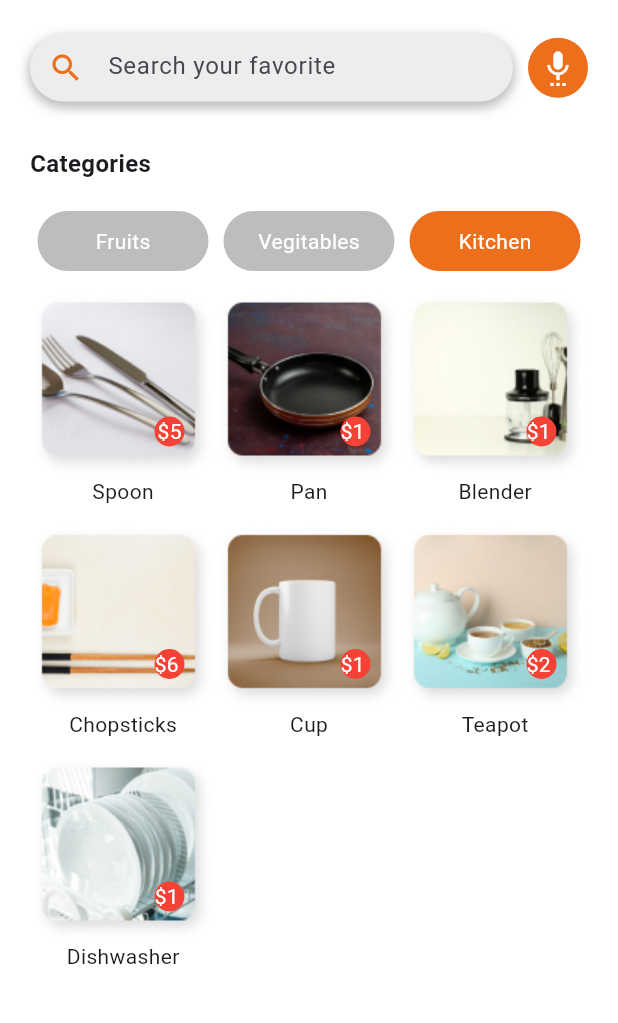
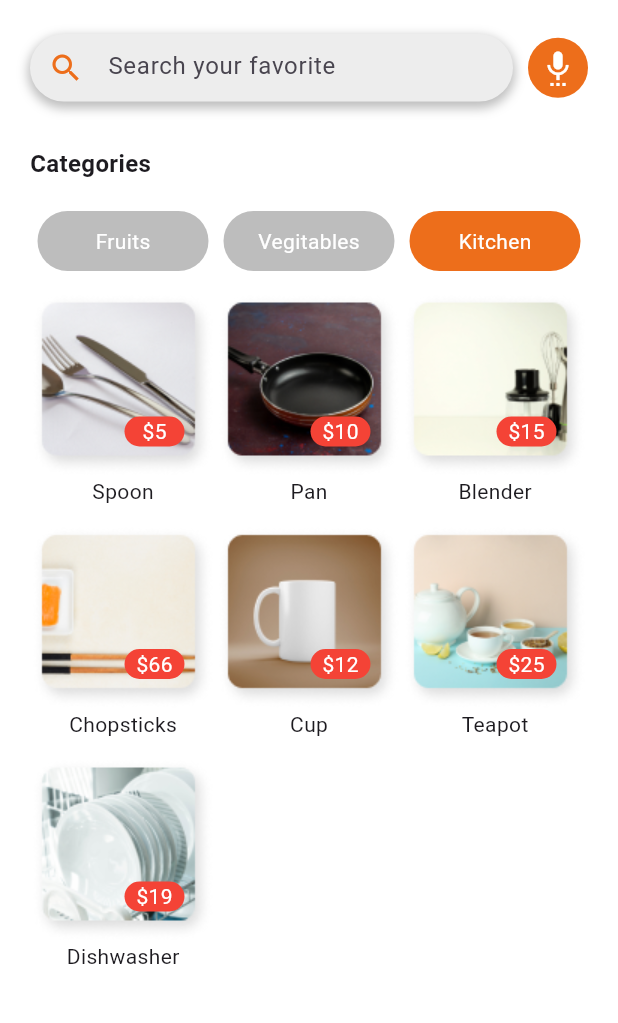
Before and after one commit to rishithamenush/foodPrime, a Flutter app: the GroceryAndFruitMainPage screen opened directly, after a tap on "Vegitables", after a tap on "Kitchen", on a phone screen of 412 x 824 dp, the part 80-1103 px from its top. Run offline on Flutter 3.47's test engine with Material 3 defaults, Android fonts, the phone set to English and light mode, and no system bars; our stand-ins replace font_awesome_flutter.

Commit message:
Update the category list view

```diff
--- a/lib/screens/main/navPages/home/home_category/grocery_and_fruit/grocery_and_fruit_main_page.dart
+++ b/lib/screens/main/navPages/home/home_category/grocery_and_fruit/grocery_and_fruit_main_page.dart
@@ -188,7 +188,7 @@
                         bottom: 20,
                         right: 20,
                         child: Container(
-                          width: 20,
+                          width: 40,
                           height: 20,
                           decoration: BoxDecoration(
                             borderRadius: BorderRadius.circular(10),
@@ -233,7 +233,7 @@
                         bottom: 20,
                         right: 20,
                         child: Container(
-                          width: 20,
+                          width: 40,
                           height: 20,
                           decoration: BoxDecoration(
                               borderRadius: BorderRadius.circular(10),
@@ -278,7 +278,7 @@
                         bottom: 20,
                         right: 20,
                         child: Container(
-                          width: 20,
+                          width: 40,
                           height: 20,
                           decoration: BoxDecoration(
                               borderRadius: BorderRadius.circular(10),
```
